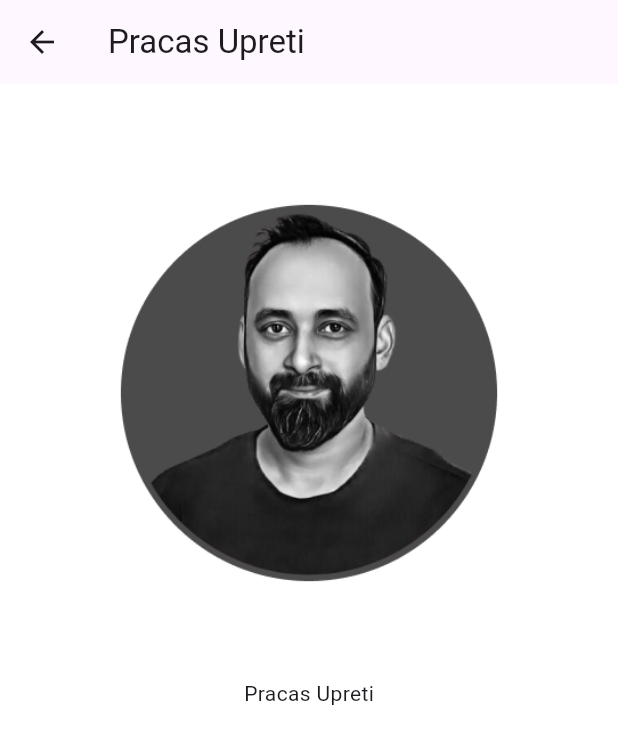
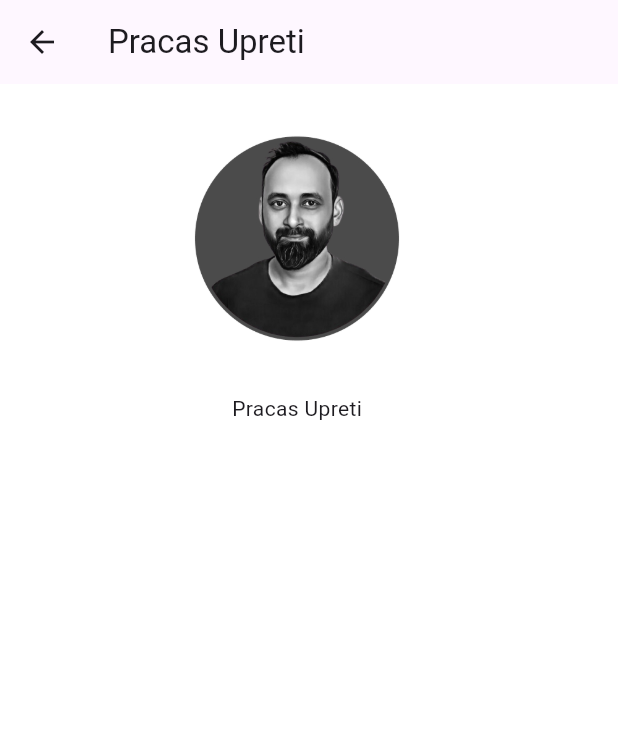
Before and after one commit to Indeshsingh/sriyog, a Flutter app: the screen it shows after launch, after a tap on "Pracas", on a phone screen of 412 x 824 dp. Shown: the top 744 px of the screen. Run offline on Flutter 3.47's test engine with Material 3 defaults, Android fonts, the phone set to English and light mode, and no system bars; missing offline and left inert: flutter_flip_card.

Commit message:
aaded new pic and flipcard in homepage and added cliprrect in authordetails screen

```diff
--- a/lib/screens/authordetails_screen.dart
+++ b/lib/screens/authordetails_screen.dart
@@ -14,11 +14,17 @@
         title: Text(AppHelpers.authorName[index]),
       ),
       body: Padding(
-        padding: const EdgeInsets.all(16.0),
+        padding: const EdgeInsets.only(left: 95.0, right: 95.0),
+        child: SizedBox(
+          height: MediaQuery.of(context).size.height * 0.5,
+          width: MediaQuery.of(context).size.width * 0.5,
           child: Column(
-          crossAxisAlignment: CrossAxisAlignment.start,
+            // crossAxisAlignment: CrossAxisAlignment.start,
+            mainAxisAlignment: MainAxisAlignment.start,
             children: [
-            Image.asset(AppHelpers.authorImage[index]),
+              ClipRRect(
+                  borderRadius: BorderRadius.circular(200),
+                  child: Image.asset(AppHelpers.authorImage[index])),
               // const SizedBox(
               //   height: 1.0,
               // ),
@@ -32,6 +38,7 @@
             ],
           ),
         ),
+      ),
     );
   }
 }
--- a/lib/screens/home_screen.dart
+++ b/lib/screens/home_screen.dart
@@ -1,6 +1,7 @@
 import 'package:flutter/material.dart';
+import 'package:profile_app/screens/bookdetails_screen.dart';
 import 'package:profile_app/screens/authordetails_screen.dart';
-import 'package:profile_app/screens/bookdetails_screen.dart';
+import 'package:flutter_flip_card/flutter_flip_card.dart';
 
 class HomeScreen extends StatefulWidget {
   const HomeScreen({super.key});
@@ -31,17 +32,13 @@
             ),
             Padding(
               padding: const EdgeInsets.only(left: 17.0, right: 17.0),
-              child: Container(
-                width: double.infinity,
-                height: 260,
-                decoration: const BoxDecoration(
-                  color: Color.fromARGB(241, 15, 15, 15),
-                  borderRadius: BorderRadius.all(Radius.circular(15.0)),
-                  image: DecorationImage(
-                    image: AssetImage('assets/bhagavad_gita1.png'),
-                    fit: BoxFit.cover,
-                  ),
-                ),
+              child: FlipCard(
+                frontWidget: _buildFlipCardFront(),
+                backWidget: _buildFlipCardBack(),
+                onTapFlipping: true,
+                axis: FlipAxis.vertical,
+                controller: FlipCardController(),
+                rotateSide: RotateSide.right,
               ),
             ),
             const SizedBox(height: 5),
@@ -138,6 +135,36 @@
     );
   }
 
+  Widget _buildFlipCardFront() {
+    return Container(
+      width: double.infinity,
+      height: 260,
+      decoration: const BoxDecoration(
+        color: Color.fromARGB(218, 83, 14, 222),
+        borderRadius: BorderRadius.all(Radius.circular(15.0)),
+        image: DecorationImage(
+          image: AssetImage('assets/bhagavad_gita1.png'),
+          fit: BoxFit.cover,
+        ),
+      ),
+    );
+  }
+
+  Widget _buildFlipCardBack() {
+    return Container(
+      width: double.infinity,
+      height: 260,
+      decoration: const BoxDecoration(
+        color: Color.fromARGB(218, 222, 14, 14),
+        borderRadius: BorderRadius.all(Radius.circular(15.0)),
+        image: DecorationImage(
+          image: AssetImage('assets/bhagavad-gita2.png'),
+          fit: BoxFit.cover,
+        ),
+      ),
+    );
+  }
+
   Widget _buildBookItem(
       BuildContext context, String imagePath, String title, int index) {
     return InkWell(
```
Also changed, not shown: assets/bhagavad-gita2.png (added). Lines whose indentation alone changed are shown as unchanged.
